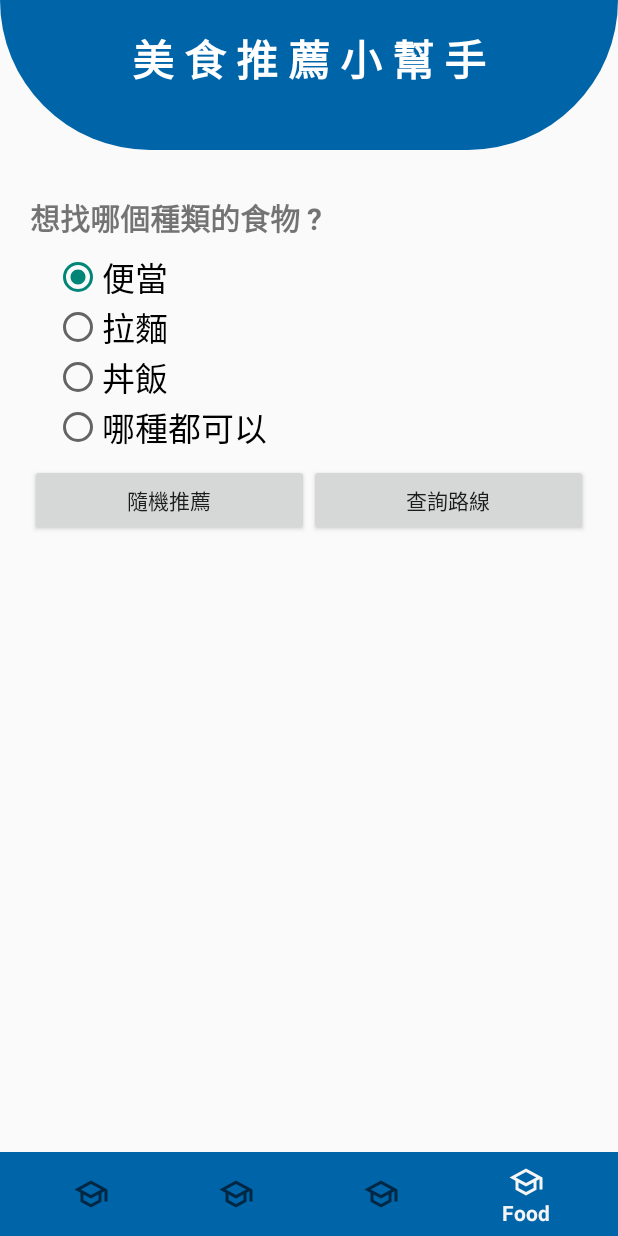
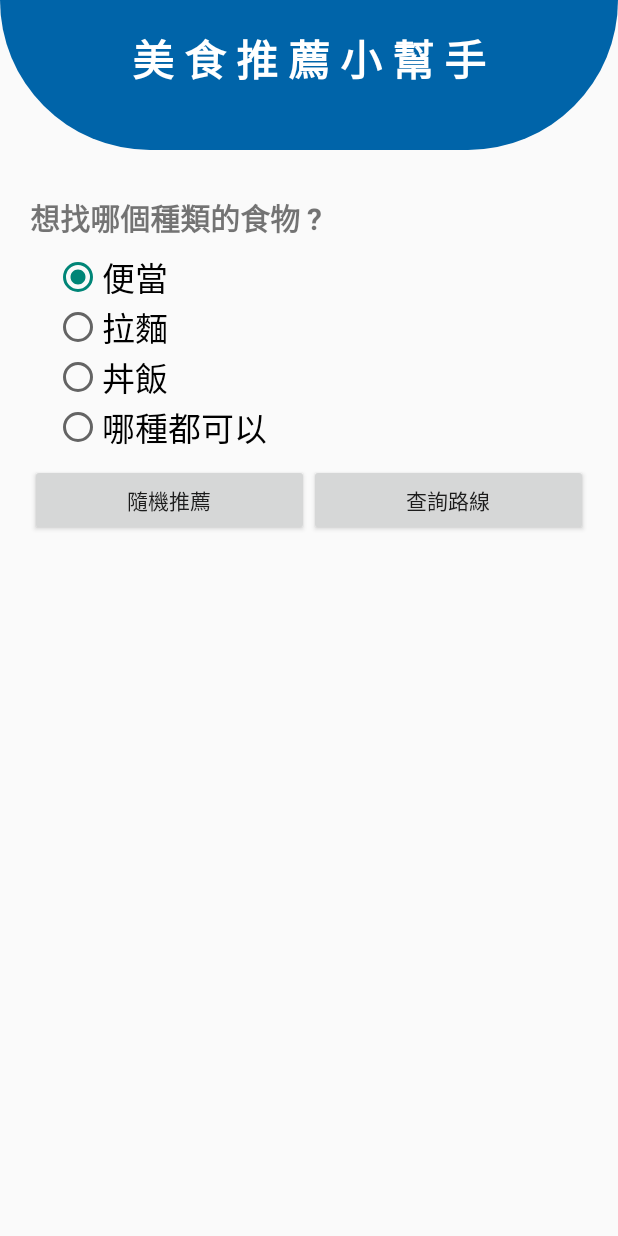
Before and after one commit to winnie329422/AboutSchool, an Android app: the screen it shows after launch (MainActivity before the commit, Food after it), item 4 of the bottom bar chosen, on a phone screen of 412 x 824 dp. Run offline under Robolectric (Android 15) with nearby library versions, the light colour scheme and no system bars.

Commit message:
食物介面(改)

```diff
--- a/app/src/main/AndroidManifest.xml
+++ b/app/src/main/AndroidManifest.xml
@@ -1,9 +1,11 @@
 <?xml version="1.0" encoding="utf-8"?>
-<manifest xmlns:android="http://schemas.android.com/apk/res/android" xmlns:tools="http://schemas.android.com/tools"
+<manifest xmlns:android="http://schemas.android.com/apk/res/android"
+    xmlns:tools="http://schemas.android.com/tools"
     package="com.example.aboutschool">
-    <uses-permission android:name="android.permission.ACCESS_FINE_LOCATION"/>
 
+    <uses-permission android:name="android.permission.ACCESS_FINE_LOCATION" />
     <uses-permission android:name="android.permission.ACCESS_COARSE_LOCATION" />
+
     <application
         android:allowBackup="true"
         android:icon="@mipmap/ic_launcher"
@@ -12,7 +14,13 @@
         android:supportsRtl="true"
         android:theme="@style/Theme.AppCompat.Light.NoActionBar">
         <activity
+            android:name=".Test"
+            android:exported="false" />
+        <activity
             android:name=".Map"
+            android:exported="false" />
+        <activity
+            android:name=".Food"
             android:exported="false" />
         <activity
             android:name=".ViewDepartmentActivity"
--- a/app/src/main/java/com/example/aboutschool/Food.kt
+++ b/app/src/main/java/com/example/aboutschool/Food.kt
@@ -10,37 +10,30 @@
 import android.widget.ListView
 import androidx.fragment.app.Fragment
 
-class Food :Fragment() {
+class Food : AppCompatActivity() {
 
+    private var items: ArrayList<String> = ArrayList()
     private lateinit var adapter: ArrayAdapter<String>
-    private var items: ArrayList<String> = ArrayList()
 
 
-    override fun onCreateView(
-        inflater: LayoutInflater,
-        container: ViewGroup?,
-        savedInstanceState: Bundle?
-    ): View {
+    override fun onCreate(savedInstanceState: Bundle?) {
+        super.onCreate(savedInstanceState)
+        setContentView(R.layout.activity_food)
 
-        val view: View = inflater.inflate(R.layout.activity_food, container, false)
-
-        adapter = ArrayAdapter(requireContext(), android.R.layout.simple_list_item_1, items)
-        view?.findViewById<ListView>(R.id.listView).adapter =adapter
+        adapter = ArrayAdapter(this, android.R.layout.simple_list_item_1, items)
+        findViewById<ListView>(R.id.listView02).adapter =adapter
 
 
         setListener()
-
-        return view
-
     }
 
     private fun setListener(){
 
-        view?.findViewById<Button>(R.id.btn_random)?.setOnClickListener{
+        findViewById<Button>(R.id.btn_random).setOnClickListener{
 
         }
 
-        view?.findViewById<Button>(R.id.btn_food_road)?.setOnClickListener{
+        findViewById<Button>(R.id.btn_food_road).setOnClickListener{
 
         }
 
--- a/app/src/main/java/com/example/aboutschool/MainActivity.kt
+++ b/app/src/main/java/com/example/aboutschool/MainActivity.kt
@@ -24,7 +24,8 @@
                 R.id.p2 -> setFragment(Department())
                 R.id.p3 -> startActivity(Intent(this@MainActivity, Map::class.java))
 
-                R.id.p4 -> setFragment(Food())
+                R.id.p4 -> startActivity(Intent(this@MainActivity, Food::class.java))
+                R.id.p5 -> startActivity(Intent(this@MainActivity, Test::class.java))
             }
             true
         })
--- a/app/src/main/res/layout/activity_food.xml
+++ b/app/src/main/res/layout/activity_food.xml
@@ -116,7 +116,7 @@
         <ListView
             android:layout_width="match_parent"
             android:layout_height="wrap_content"
-            android:id="@+id/listView"
+            android:id="@+id/listView02"
             />
 
     </LinearLayout>
```
